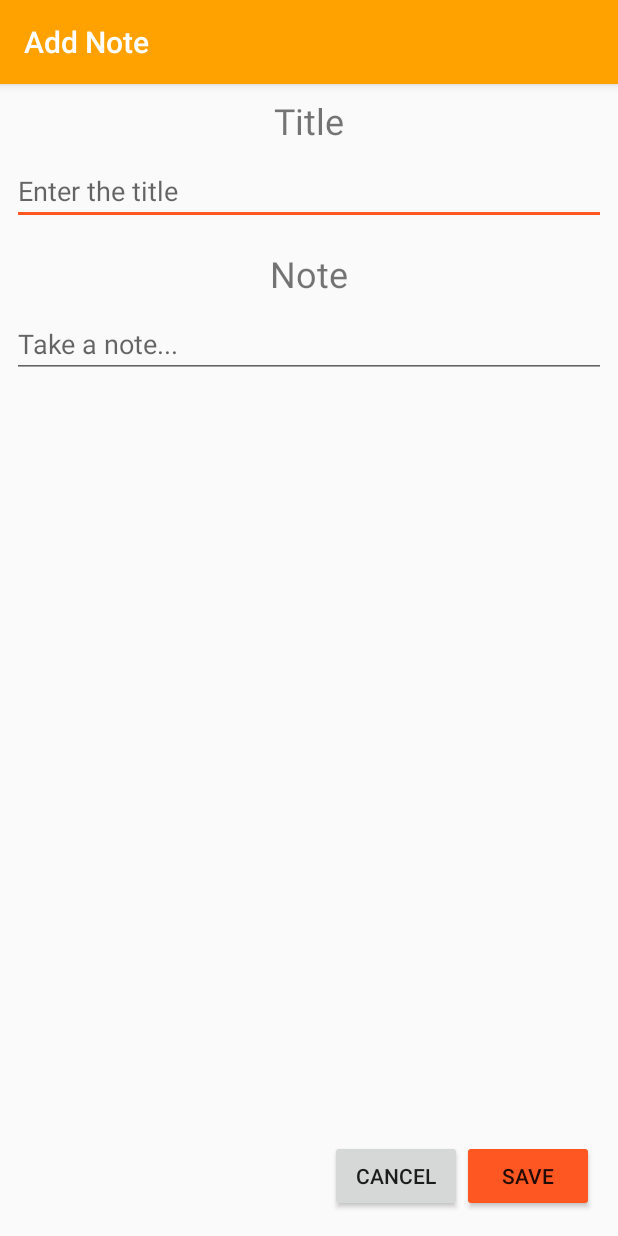
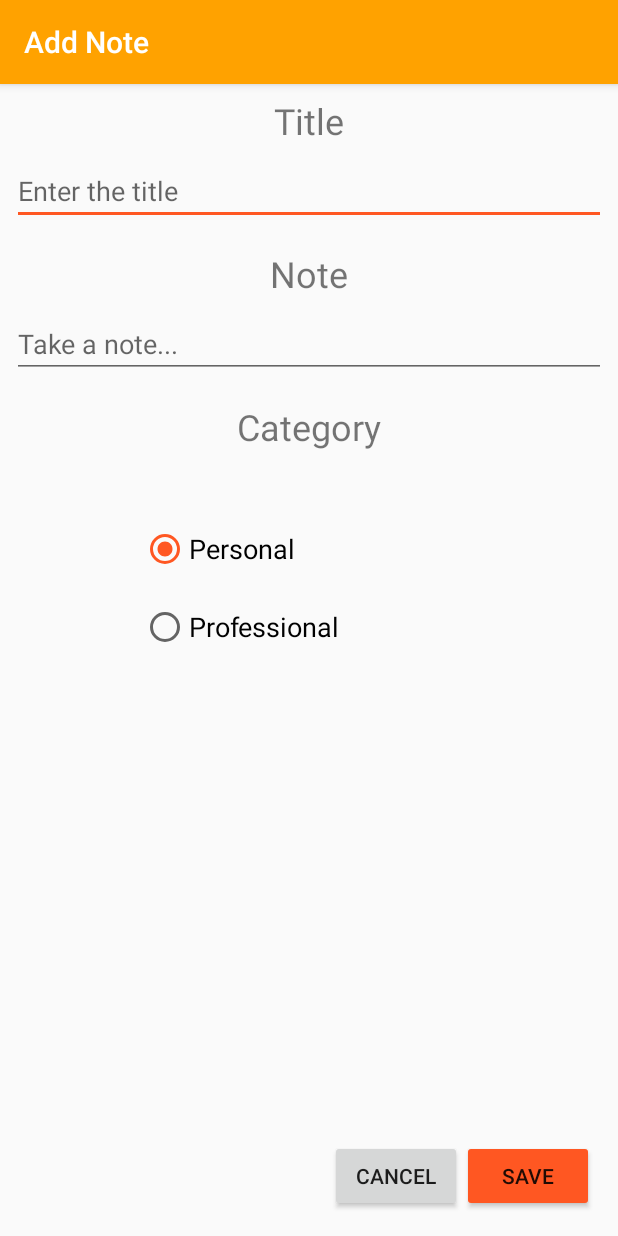
Before and after one commit to sagar9268/NoteIT, an Android app: the EntryActivity screen opened directly, with no data from a screen before it, on a phone screen of 412 x 824 dp. Run offline under Robolectric (Android 15) with nearby library versions, the phone set to English and light mode, and no system bars; our stand-ins replace Firebase (no records; nobody signed in at launch, a user with empty details on screens opened directly); 1 statement that could not run was skipped.

Commit message:
layout update categories included

```diff
--- a/app/src/main/res/layout/content_entry.xml
+++ b/app/src/main/res/layout/content_entry.xml
@@ -61,18 +61,16 @@
         app:layout_constraintTop_toBottomOf="@+id/textView2" />
 
     <RelativeLayout
+        android:id="@+id/relativeLayout"
         android:layout_width="0dp"
         android:layout_height="wrap_content"
         android:layout_marginStart="16dp"
-        android:layout_marginTop="16dp"
         android:layout_marginEnd="16dp"
         android:layout_marginBottom="16dp"
         android:orientation="horizontal"
         app:layout_constraintBottom_toBottomOf="parent"
         app:layout_constraintEnd_toEndOf="parent"
-        app:layout_constraintStart_toStartOf="parent"
-        app:layout_constraintTop_toBottomOf="@+id/editTextNote"
-        app:layout_constraintVertical_bias="1.0">
+        app:layout_constraintStart_toStartOf="parent">
 
         <Button
             android:id="@+id/buttonCancel"
@@ -89,4 +87,49 @@
             android:backgroundTint="@color/colorAccent"
             android:text="Save" />
     </RelativeLayout>
+
+    <TextView
+        android:id="@+id/textView3"
+        android:layout_width="wrap_content"
+        android:layout_height="wrap_content"
+        android:layout_marginTop="16dp"
+        android:text="Category"
+        android:textSize="24sp"
+        app:layout_constraintEnd_toEndOf="parent"
+        app:layout_constraintStart_toStartOf="parent"
+        app:layout_constraintTop_toBottomOf="@+id/editTextNote" />
+
+    <RadioGroup
+        android:id="@+id/radioGroup"
+        android:layout_width="234dp"
+        android:layout_height="183dp"
+        android:layout_marginTop="8dp"
+        android:layout_marginBottom="8dp"
+        android:checkedButton="@id/radioButtonPersonal"
+        android:padding="5sp"
+        app:layout_constraintBottom_toTopOf="@+id/relativeLayout"
+        app:layout_constraintEnd_toEndOf="parent"
+        app:layout_constraintHorizontal_bias="0.497"
+        app:layout_constraintStart_toStartOf="parent"
+        app:layout_constraintTop_toBottomOf="@+id/textView3"
+        app:layout_constraintVertical_bias="0.100000024">
+
+        <RadioButton
+            android:id="@+id/radioButtonPersonal"
+            android:layout_width="match_parent"
+            android:layout_height="wrap_content"
+            android:layout_marginTop="10sp"
+            android:layout_marginBottom="10sp"
+            android:text="Personal"
+            android:textSize="18sp" />
+
+        <RadioButton
+            android:id="@+id/radioButtonProfessional"
+            android:layout_width="match_parent"
+            android:layout_height="wrap_content"
+            android:layout_marginTop="10sp"
+            android:layout_marginBottom="10sp"
+            android:text="Professional"
+            android:textSize="18sp" />
+    </RadioGroup>
 </androidx.constraintlayout.widget.ConstraintLayout>
```
